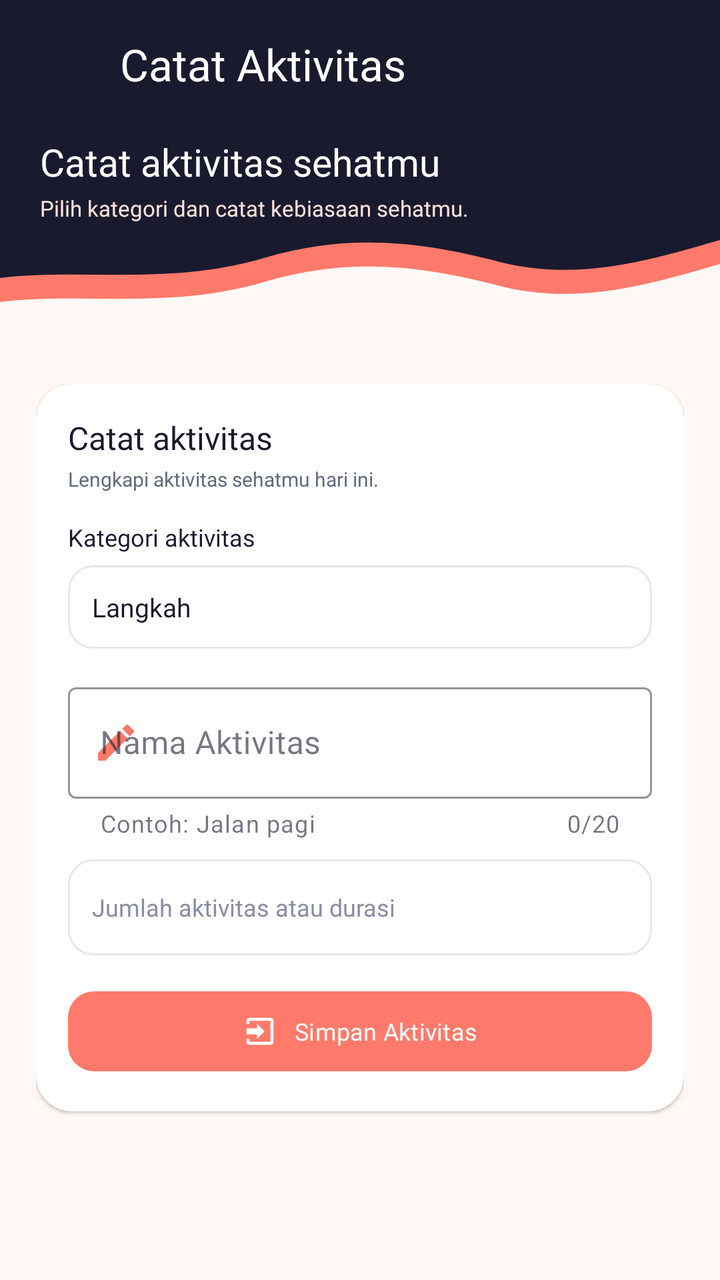
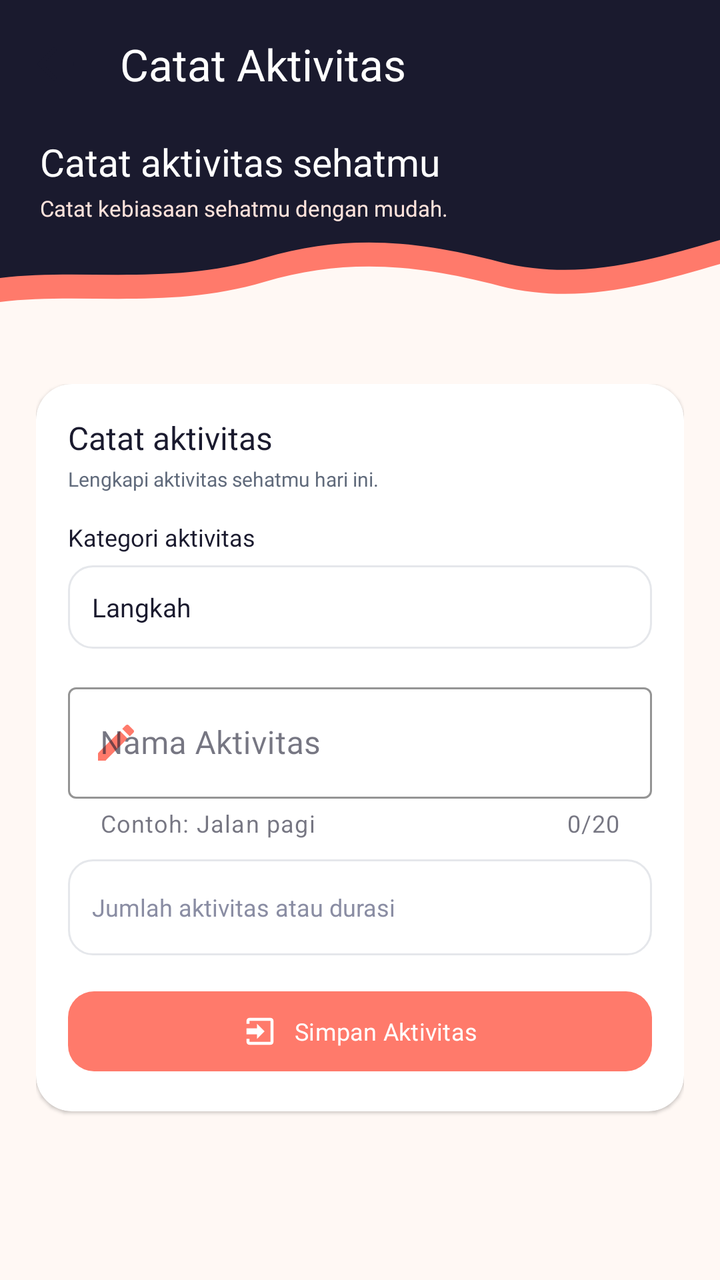

An Android layout rendered at two revisions. The XML below is the earlier revision; the diff shows what the commit changed to produce the second picture.
<!-- AndroidManifest.xml: application theme Theme.Project_risqullah -->
<!-- res/layout/activity_entry.xml -->
<?xml version="1.0" encoding="utf-8"?>
<androidx.constraintlayout.widget.ConstraintLayout xmlns:android="http://schemas.android.com/apk/res/android"
    xmlns:app="http://schemas.android.com/apk/res-auto"
    xmlns:tools="http://schemas.android.com/tools"
    android:id="@+id/main"
    android:layout_width="match_parent"
    android:layout_height="match_parent"
    android:background="@color/cream"
    tools:context=".Home.ActivityEntryActivity">

    
    <View
        android:id="@+id/background_header"
        android:layout_width="0dp"
        android:layout_height="180dp"
        android:background="@drawable/bg_header_wave"
        app:layout_constraintEnd_toEndOf="parent"
        app:layout_constraintStart_toStartOf="parent"
        app:layout_constraintTop_toTopOf="parent" />

    <androidx.appcompat.widget.Toolbar
        android:id="@+id/toolbar"
        android:layout_width="0dp"
        android:layout_height="?attr/actionBarSize"
        android:background="@android:color/transparent"
        app:layout_constraintEnd_toEndOf="parent"
        app:layout_constraintStart_toStartOf="parent"
        app:layout_constraintTop_toTopOf="parent"
        app:navigationIcon="@drawable/ic_arrow_back"
        app:title="Catat Aktivitas"
        app:titleTextColor="@color/white" />

    <TextView
        android:id="@+id/tvPageHero"
        android:layout_width="0dp"
        android:layout_height="wrap_content"
        android:layout_marginStart="20dp"
        android:layout_marginTop="4dp"
        android:layout_marginEnd="20dp"
        android:fontFamily="@font/poppins_bold"
        android:text="Catat aktivitas sehatmu"
        android:textColor="@color/white"
        android:textSize="19sp"
        app:layout_constraintEnd_toEndOf="parent"
        app:layout_constraintStart_toStartOf="parent"
        app:layout_constraintTop_toBottomOf="@id/toolbar" />

    <TextView
        android:id="@+id/tvPageHeroSubtitle"
        android:layout_width="0dp"
        android:layout_height="wrap_content"
        android:layout_marginStart="20dp"
        android:layout_marginTop="3dp"
        android:layout_marginEnd="20dp"
        android:fontFamily="@font/inter_regular"
        android:text="Pilih kategori dan catat kebiasaan sehatmu."
        android:textColor="@color/peach"
        android:textSize="11sp"
        app:layout_constraintEnd_toEndOf="parent"
        app:layout_constraintStart_toStartOf="parent"
        app:layout_constraintTop_toBottomOf="@id/tvPageHero" />

    
    <androidx.core.widget.NestedScrollView
        android:id="@+id/scrollNinth"
        android:layout_width="0dp"
        android:layout_height="0dp"
        android:clipToPadding="false"
        android:fillViewport="true"
        android:overScrollMode="never"
        app:layout_constraintBottom_toBottomOf="parent"
        app:layout_constraintEnd_toEndOf="parent"
        app:layout_constraintStart_toStartOf="parent"
        app:layout_constraintTop_toBottomOf="@id/background_header">

        <LinearLayout
            android:layout_width="match_parent"
            android:layout_height="wrap_content"
            android:orientation="vertical"
            android:paddingStart="18dp"
            android:paddingTop="12dp"
            android:paddingEnd="18dp"
            android:paddingBottom="24dp">

            
            <androidx.cardview.widget.CardView
                android:layout_width="match_parent"
                android:layout_height="wrap_content"
                app:cardBackgroundColor="@color/surface_white"
                app:cardCornerRadius="18dp"
                app:cardElevation="1dp"
                app:cardUseCompatPadding="false">

                <LinearLayout
                    android:layout_width="match_parent"
                    android:layout_height="wrap_content"
                    android:orientation="vertical"
                    android:padding="16dp">

                    <TextView
                        android:layout_width="match_parent"
                        android:layout_height="wrap_content"
                        android:fontFamily="@font/poppins_bold"
                        android:text="Catat aktivitas"
                        android:textColor="@color/navy"
                        android:textSize="16sp" />

                    <TextView
                        android:layout_width="match_parent"
                        android:layout_height="wrap_content"
                        android:layout_marginTop="3dp"
                        android:fontFamily="@font/inter_regular"
                        android:text="Lengkapi aktivitas sehatmu hari ini."
                        android:textColor="@color/text_secondary"
                        android:textSize="10sp" />

                    
                    <TextView
                        android:layout_width="match_parent"
                        android:layout_height="wrap_content"
                        android:layout_marginTop="14dp"
                        android:fontFamily="@font/inter_semibold"
                        android:text="Kategori aktivitas"
                        android:textColor="@color/navy"
                        android:textSize="12sp" />

                    <TextView
                        android:id="@+id/tvSelectedCategory"
                        android:layout_width="match_parent"
                        android:layout_height="wrap_content"
                        android:layout_marginTop="6dp"
                        android:background="@drawable/bg_rounded_container"
                        android:fontFamily="@font/inter_semibold"
                        android:padding="12dp"
                        android:text="Langkah"
                        android:textColor="@color/navy"
                        android:textSize="13sp" />

                    <com.google.android.material.textfield.TextInputLayout
                        android:id="@+id/textInputLayout"
                        style="@style/Widget.MaterialComponents.TextInputLayout.OutlinedBox"
                        android:layout_width="match_parent"
                        android:layout_height="wrap_content"
                        android:layout_marginTop="14dp"
                        android:hint="Nama Aktivitas"
                        app:boxStrokeColor="@color/coral"
                        app:counterEnabled="true"
                        app:counterMaxLength="20"
                        app:helperText="Contoh: Jalan pagi"
                        app:startIconDrawable="@drawable/ic_edit"
                        app:startIconTint="@color/coral">

                        <com.google.android.material.textfield.TextInputEditText
                            android:id="@+id/etActivityName"
                            android:layout_width="match_parent"
                            android:layout_height="wrap_content"
                            android:fontFamily="@font/inter_regular"
                            android:inputType="textCapSentences"
                            android:maxLength="20"
                            android:textColor="@color/navy" />

                    </com.google.android.material.textfield.TextInputLayout>

                    
                    <EditText
                        android:id="@+id/etDuration"
                        android:layout_width="match_parent"
                        android:layout_height="48dp"
                        android:layout_marginTop="10dp"
                        android:background="@drawable/bg_rounded_container"
                        android:fontFamily="@font/inter_regular"
                        android:hint="Jumlah aktivitas atau durasi"
                        android:inputType="numberDecimal"
                        android:paddingStart="12dp"
                        android:paddingEnd="12dp"
                        android:textColor="@color/navy"
                        android:textColorHint="@color/muted"
                        android:textSize="12sp" />

                    <com.google.android.material.button.MaterialButton
                        android:id="@+id/btnSaveActivity"
                        android:layout_width="match_parent"
                        android:layout_height="48dp"
                        android:layout_marginTop="14dp"
                        android:fontFamily="@font/inter_semibold"
                        android:text="Simpan Aktivitas"
                        android:textAllCaps="false"
                        android:textColor="@color/white"
                        android:textSize="12sp"
                        app:backgroundTint="@color/coral"
                        app:cornerRadius="13dp"
                        app:icon="@drawable/ic_login"
                        app:iconGravity="textStart"
                        app:iconTint="@color/white" />

                </LinearLayout>
            </androidx.cardview.widget.CardView>

        </LinearLayout>
    </androidx.core.widget.NestedScrollView>

</androidx.constraintlayout.widget.ConstraintLayout>
<!-- resources referenced by this layout -->
<resources>
  <color name="coral">#FF7A6B</color>
  <color name="cream">#FFF8F4</color>
  <color name="muted">#8A8DA3</color>
  <color name="navy">#1A1A2E</color>
  <color name="peach">#FFE3DC</color>
  <color name="surface_white">#FFFFFF</color>
  <color name="text_secondary">#606A7B</color>
  <color name="white">#FFFFFFFF</color>
  <!-- drawable bg_header_wave (drawable) -->
  <?xml version="1.0" encoding="utf-8"?>
  <vector xmlns:android="http://schemas.android.com/apk/res/android"
      android:width="360dp"
      android:height="180dp"
      android:viewportWidth="360"
      android:viewportHeight="180">
  
      
      <path
          android:fillColor="#FF7A6B"
          android:pathData="
              M0,0
              L360,0
              L360,132
              C325,142 290,153 250,143
              C208,132 173,129 132,141
              C85,155 40,146 0,151
              Z" />
  
      
      <path
          android:fillColor="#1A1A2E"
          android:pathData="
              M0,0
              L360,0
              L360,120
              C325,130 290,141 250,131
              C208,120 173,117 132,129
              C85,143 40,134 0,139
              Z" />
  
  </vector>
  <!-- drawable bg_rounded_container (drawable) -->
  <?xml version="1.0" encoding="utf-8"?>
  <shape xmlns:android="http://schemas.android.com/apk/res/android"
      android:shape="rectangle">
  
      <solid android:color="@color/surface_white" />
  
      <stroke
          android:width="1dp"
          android:color="@color/border_default" />
  
      <corners android:radius="12dp" />
  
      <padding
          android:bottom="8dp"
          android:left="12dp"
          android:right="12dp"
          android:top="8dp" />
  
  </shape>
  <!-- drawable ic_arrow_back (drawable) -->
  <vector xmlns:android="http://schemas.android.com/apk/res/android"
      android:width="24dp"
      android:height="24dp"
      android:viewportWidth="24"
      android:viewportHeight="24">
  
      <path
          android:fillColor="#FF1A1A2E"
          android:pathData="M20,12H4 M4,12L11,5 M4,12L11,19"
          android:strokeColor="#FF1A1A2E"
          android:strokeWidth="2"
          android:strokeLineCap="round"
          android:strokeLineJoin="round" />
  
  </vector>
  <!-- drawable ic_edit (drawable) -->
  <vector xmlns:android="http://schemas.android.com/apk/res/android"
      android:width="24dp"
      android:height="24dp"
      android:viewportWidth="24"
      android:viewportHeight="24">
      <path
          android:fillColor="#FF7A6B"
          android:pathData="M3,17.25V21h3.75L17.81,9.94l-3.75,-3.75L3,17.25zM20.71,7.04c0.39,-0.39 0.39,-1.02 0,-1.41l-2.34,-2.34c-0.39,-0.39 -1.02,-0.39 -1.41,0l-1.83,1.83 3.75,3.75 1.83,-1.83z" />
  </vector>
  <!-- drawable ic_login (drawable) -->
  <vector xmlns:android="http://schemas.android.com/apk/res/android"
      android:width="24dp"
      android:height="24dp"
      android:viewportWidth="24"
      android:viewportHeight="24">
      <path
          android:fillColor="#FFFFFF"
          android:pathData="M10,17l5,-5 -5,-5v3H3v4h7v3zM19,3H5C3.9,3 3,3.9 3,5v2h2V5h14v14H5v-2H3v2c0,1.1 0.9,2 2,2h14c1.1,0 2,-0.9 2,-2V5c0,-1.1 -0.9,-2 -2,-2z" />
  </vector>
  <style name="Theme.Project_risqullah" parent="Base.Theme.Project_risqullah" />
  <color name="border_default">#E5E7EB</color>
  <color name="green">#52B788</color>
  <color name="text_primary">#1A1A2E</color>
  <!-- unchanged entries left out for length: 1 -->
</resources>

<!-- the commit's change to res/layout/activity_entry.xml (unified diff, before → after) -->
@@ -53,7 +53,7 @@
         android:layout_marginTop="3dp"
         android:layout_marginEnd="20dp"
         android:fontFamily="@font/inter_regular"
-        android:text="Pilih kategori dan catat kebiasaan sehatmu."
+        android:text="Catat kebiasaan sehatmu dengan mudah."
         android:textColor="@color/peach"
         android:textSize="11sp"
         app:layout_constraintEnd_toEndOf="parent"
